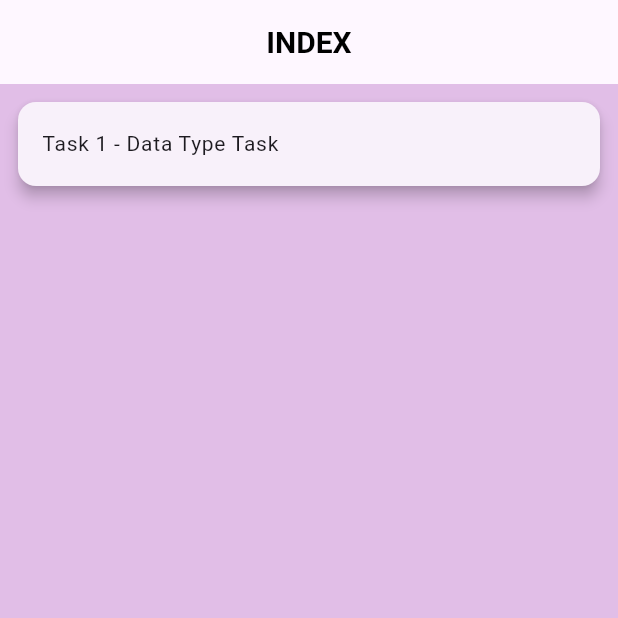
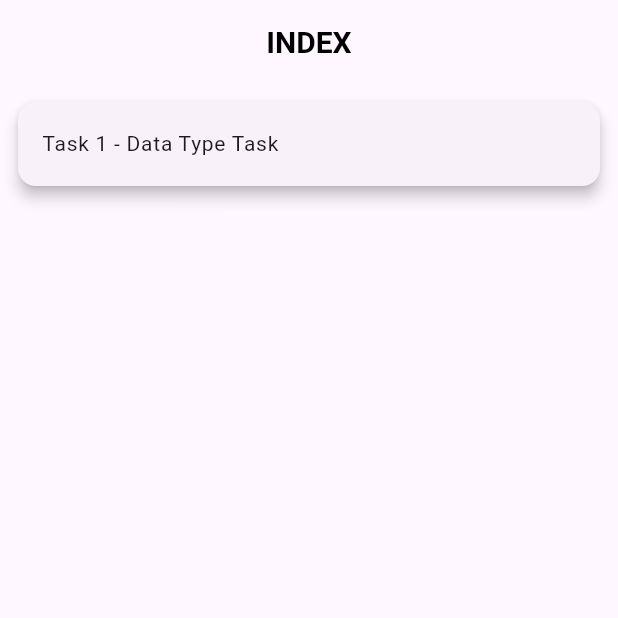
Before and after one commit to SheetalAlbiorix/Chiraglearn_flutter, a Flutter app: the screen it shows after launch, on a phone screen of 412 x 824 dp, the top half of it. Run offline on Flutter 3.47's test engine with Material 3 defaults, Android fonts, the phone set to English and light mode, and no system bars.

Commit message:
- removed unnecessary color

```diff
--- a/lib/view/index.dart
+++ b/lib/view/index.dart
@@ -10,7 +10,6 @@ class IndexScreen extends StatelessWidget {
   @override
   Widget build(BuildContext context) {
     return Scaffold(
-      backgroundColor: Colors.purple.shade100,
       appBar: CustomAppbar.appbar("INDEX"),
       body: Padding(
         padding: const EdgeInsets.all(8.0),
```
